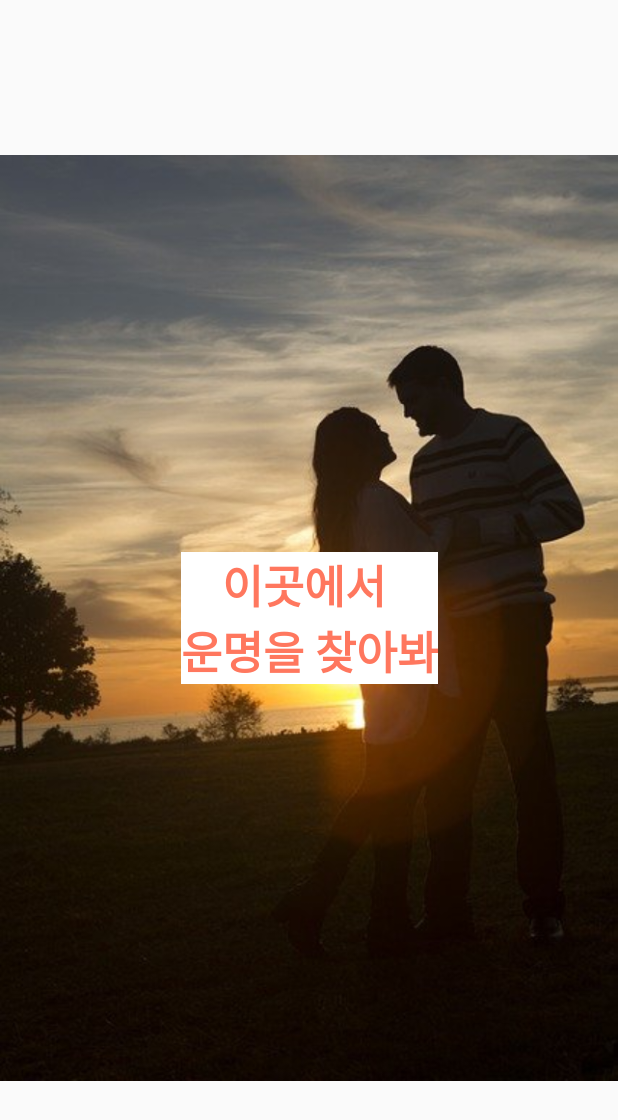
After one commit to SukWooJung/SogatingApp_Clone_Coding, an Android app: the SplashActivity screen opened directly, with no data from a screen before it, on a phone screen of 412 x 824 dp. The commit adds this screen. Shown: the top 1120 px of the screen. Run offline under Robolectric (Android 15) with nearby library versions, the light colour scheme and no system bars.

Commit message:
[Add] Add SplashActivity, main color

```diff
--- a/app/src/main/AndroidManifest.xml
+++ b/app/src/main/AndroidManifest.xml
@@ -10,14 +10,21 @@
         android:supportsRtl="true"
         android:theme="@style/Theme.SogatingApp_Final">
         <activity
-            android:name=".MainActivity"
-            android:exported="true">
+            android:name=".auth.IntroActivity"
+            android:exported="false" />
+        <activity
+            android:name=".SplashActivity"
+            android:exported="true" >
             <intent-filter>
                 <action android:name="android.intent.action.MAIN" />
 
                 <category android:name="android.intent.category.LAUNCHER" />
             </intent-filter>
         </activity>
+        <activity
+            android:name=".MainActivity"
+            android:exported="false">
+        </activity>
     </application>
 
 </manifest>
--- /dev/null
+++ b/app/src/main/java/com/clone/sogatingapp_final/SplashActivity.kt
@@ -0,0 +1,32 @@
+package com.clone.sogatingapp_final
+
+import android.content.Intent
+import androidx.appcompat.app.AppCompatActivity
+import android.os.Bundle
+import android.os.Handler
+import com.clone.sogatingapp_final.auth.IntroActivity
+import javax.xml.datatype.DatatypeConstants.DURATION
+
+class SplashActivity : AppCompatActivity() {
+
+    companion object {
+        private const val DURATION : Long = 2000
+    }
+
+    override fun onCreate(savedInstanceState: Bundle?) {
+        super.onCreate(savedInstanceState)
+        setContentView(R.layout.activity_splash)
+
+        Handler().postDelayed({
+            val intent = Intent(this, IntroActivity::class.java)
+            intent.addFlags(Intent.FLAG_ACTIVITY_NO_ANIMATION)
+            startActivity(intent)
+            finish()
+        },DURATION)
+
+    }
+    override fun onBackPressed() {
+        super.onBackPressed()
+    }
+
+}
--- /dev/null
+++ b/app/src/main/res/layout/activity_splash.xml
@@ -0,0 +1,30 @@
+<?xml version="1.0" encoding="utf-8"?>
+<androidx.constraintlayout.widget.ConstraintLayout xmlns:android="http://schemas.android.com/apk/res/android"
+    xmlns:app="http://schemas.android.com/apk/res-auto"
+    xmlns:tools="http://schemas.android.com/tools"
+    android:layout_width="match_parent"
+    android:layout_height="match_parent"
+    tools:context=".SplashActivity">
+
+    <ImageView
+        android:id="@+id/imageView"
+        android:layout_width="match_parent"
+        android:layout_height="match_parent"
+        android:src="@drawable/auth_image"></ImageView>
+
+    <TextView
+        android:layout_width="wrap_content"
+        android:layout_height="wrap_content"
+        android:text="이곳에서 \n운명을 찾아봐"
+        android:gravity="center"
+        android:textSize="30sp"
+        app:layout_constraintBottom_toBottomOf="parent"
+        app:layout_constraintEnd_toEndOf="parent"
+        app:layout_constraintStart_toStartOf="parent"
+        app:layout_constraintTop_toTopOf="parent"
+        android:background="@color/white"
+        android:textColor="@color/main"
+        android:textStyle="bold"/>
+
+
+</androidx.constraintlayout.widget.ConstraintLayout>
--- a/app/src/main/res/values/colors.xml
+++ b/app/src/main/res/values/colors.xml
@@ -2,9 +2,12 @@
 <resources>
     <color name="purple_200">#FFBB86FC</color>
     <color name="purple_500">#FF6200EE</color>
-    <color name="purple_700">#FF3700B3</color>
+    <color name="purple_700">#FF775e</color>
     <color name="teal_200">#FF03DAC5</color>
     <color name="teal_700">#FF018786</color>
     <color name="black">#FF000000</color>
     <color name="white">#FFFFFFFF</color>
+
+    <color name="main">#FF775e</color>
+
 </resources>
--- a/app/src/main/res/values/themes.xml
+++ b/app/src/main/res/values/themes.xml
@@ -1,6 +1,6 @@
 <resources xmlns:tools="http://schemas.android.com/tools">
     <!-- Base application theme. -->
-    <style name="Theme.SogatingApp_Final" parent="Theme.MaterialComponents.DayNight.DarkActionBar">
+    <style name="Theme.SogatingApp_Final" parent="Theme.AppCompat.Light">
         <!-- Primary brand color. -->
         <item name="colorPrimary">@color/purple_500</item>
         <item name="colorPrimaryVariant">@color/purple_700</item>
```
